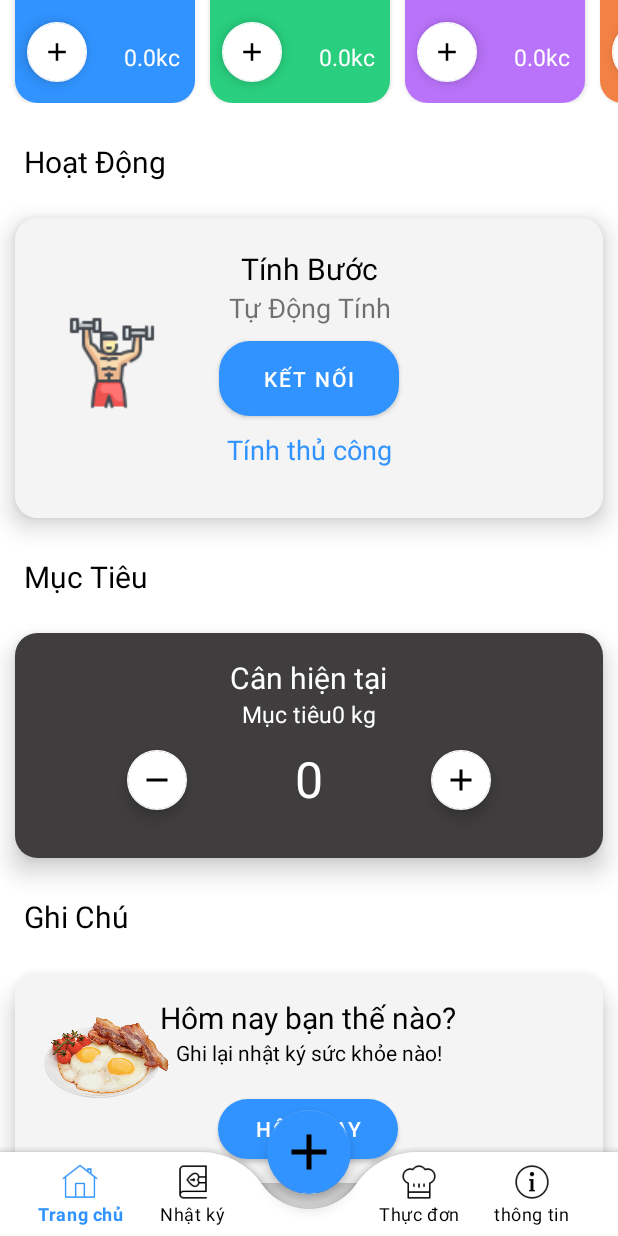
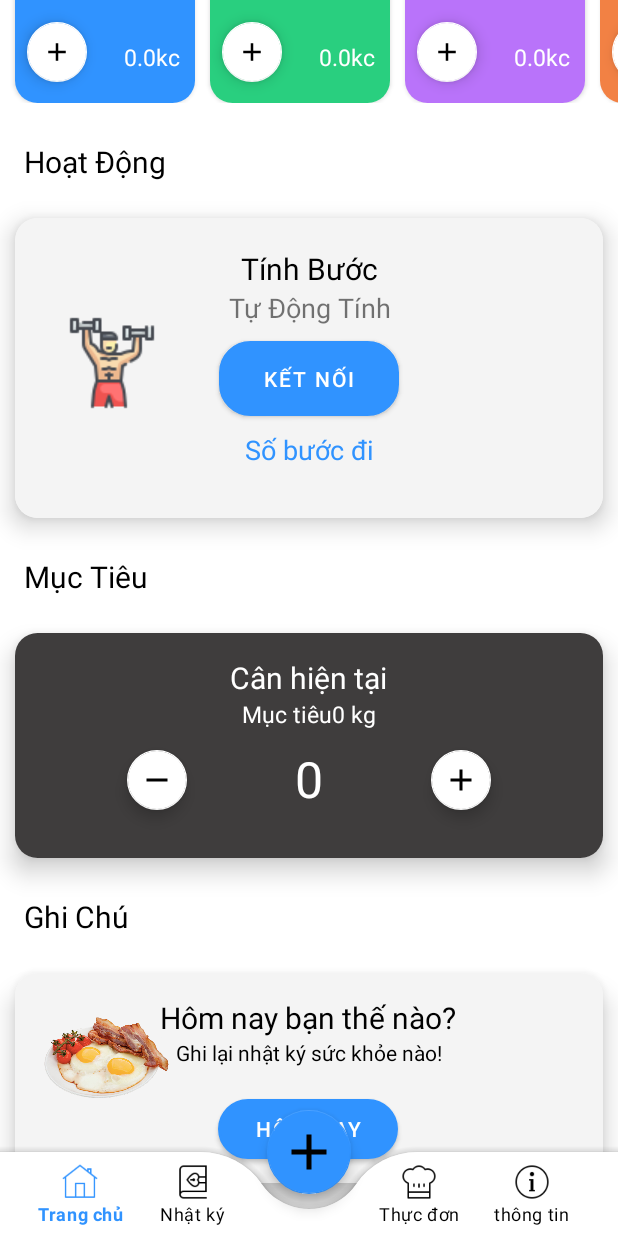
Before and after one commit to vuhahoang/CalorieCheck, an Android app: the fragment DiaryFragment placed in its activity, scrolled down 576 dp, on a phone screen of 412 x 824 dp. Run offline under Robolectric (Android 15) with nearby library versions, the phone set to English and light mode, and no system bars; our stand-ins replace CircleImageView, Firebase (no records; nobody signed in at launch, a user with empty details on screens opened directly), Picasso; pictures from the network do not load.

Commit message:
add Pedometer

```diff
--- a/app/src/main/java/com/example/caloriecheck/Activitiy/MainActivity.java
+++ b/app/src/main/java/com/example/caloriecheck/Activitiy/MainActivity.java
@@ -8,6 +8,7 @@ import android.os.Bundle;
 import android.os.Handler;
 
 import com.example.caloriecheck.R;
+import com.example.caloriecheck.services.StepCounter;
 
 public class MainActivity extends AppCompatActivity {
     private static int SPlASH_SCREEN = 5000;
@@ -22,6 +23,9 @@ public class MainActivity extends AppCompatActivity {
         setContentView(R.layout.activity_main);
         sharedpreferences = getSharedPreferences("infomation", MODE_PRIVATE);
         boolean check = sharedpreferences.getBoolean("checkfull",false);
+        Preferences.setServiceRun(this, false);
+        Intent serviceIntent = new Intent(this, StepCounter.class);
+        startService(serviceIntent);
 
         if(check == false){
             new Handler().postDelayed(new Runnable() {
--- a/app/src/main/java/com/example/caloriecheck/Activitiy/Pedometer.java
+++ b/app/src/main/java/com/example/caloriecheck/Activitiy/Pedometer.java
@@ -73,10 +73,8 @@ public class Pedometer extends AppCompatActivity {
 
 
 
-            // Mark Service as Started
+
             Preferences.setServiceRun(this, false);
-
-            // Start Step Counting service
             Intent serviceIntent = new Intent(this, StepCounter.class);
             startService(serviceIntent);
 
--- a/app/src/main/res/layout/fragment_diary.xml
+++ b/app/src/main/res/layout/fragment_diary.xml
@@ -688,7 +688,7 @@
                         android:layout_width="wrap_content"
                         android:layout_height="wrap_content"
                         android:layout_marginTop="10dp"
-                        android:text="Tính thủ công"
+                        android:text="Số bước đi"
                         android:textColor="@color/blue"
                         android:textSize="18dp"
                         app:layout_constraintEnd_toEndOf="parent"
```
